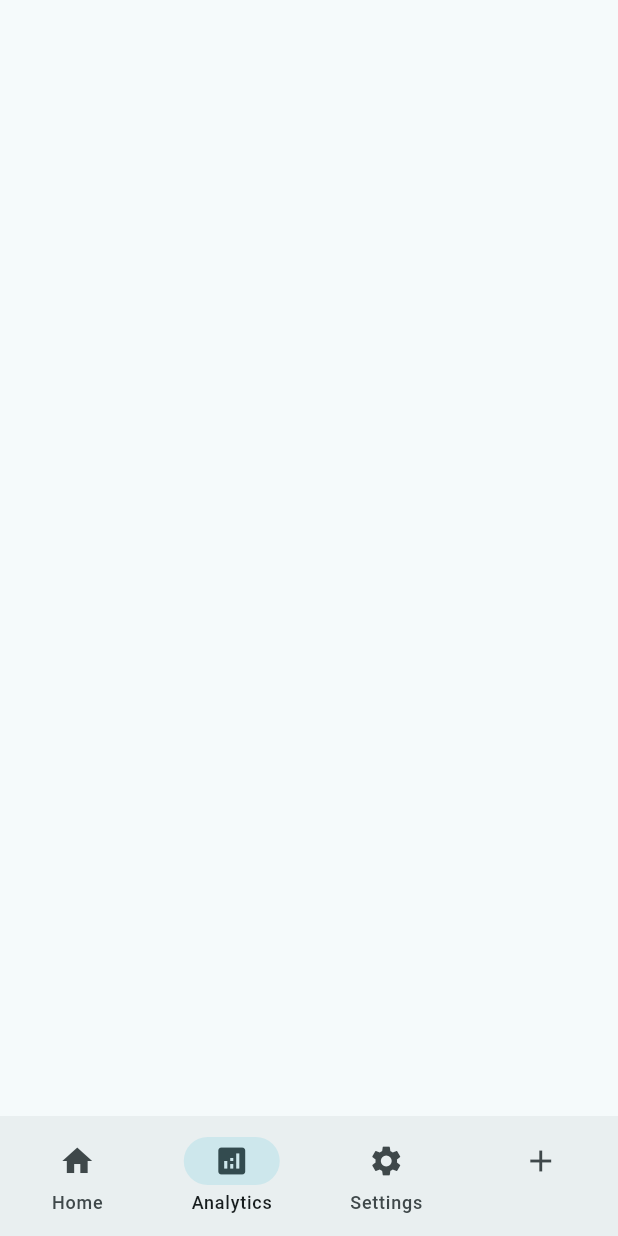
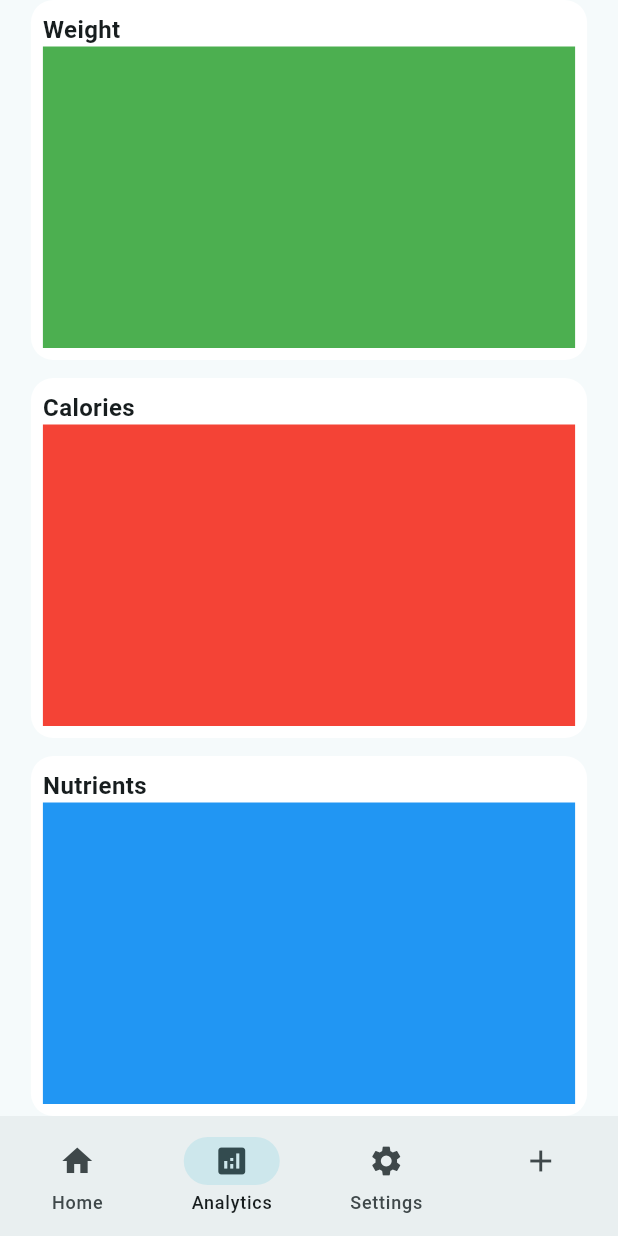
Before and after one commit to SameerAkita/mogulog, a Flutter app: the screen it shows after launch, item 2 of the bottom bar chosen, on a phone screen of 412 x 824 dp. Run offline on Flutter 3.47's test engine with Material 3 defaults, Android fonts, the phone set to English and light mode, and no system bars.

Commit message:
analytics page containers

```diff
--- a/lib/views/pages/analytics_page.dart
+++ b/lib/views/pages/analytics_page.dart
@@ -17,9 +17,80 @@ class _AnalyticsPageState extends State<AnalyticsPage> {
           widthFactor: 0.9,
           child: Column(
             children: [
-              Expanded(child: Container()),
-              Expanded(child: Container()),
-              Expanded(child: Container()),
+              Expanded(
+                child: Container(
+                  decoration: BoxDecoration(
+                    color: Colors.white,
+                    borderRadius: BorderRadius.circular(15),
+                  ),
+                  child: Padding(
+                    padding: const EdgeInsets.all(8.0),
+                    child: Column(
+                      crossAxisAlignment: CrossAxisAlignment.start,
+                      children: [
+                        Text(
+                          'Weight',
+                          style: TextStyle(
+                            fontSize: 16,
+                            fontWeight: FontWeight.w600,
+                          ),
+                        ),
+                        Expanded(child: Container(color: Colors.green)),
+                      ],
+                    ),
+                  ),
+                ),
+              ),
+              SizedBox(height: 12),
+              Expanded(
+                child: Container(
+                  decoration: BoxDecoration(
+                    color: Colors.white,
+                    borderRadius: BorderRadius.circular(15),
+                  ),
+                  child: Padding(
+                    padding: const EdgeInsets.all(8.0),
+                    child: Column(
+                      crossAxisAlignment: CrossAxisAlignment.start,
+                      children: [
+                        Text(
+                          'Calories',
+                          style: TextStyle(
+                            fontSize: 16,
+                            fontWeight: FontWeight.w600,
+                          ),
+                        ),
+                        Expanded(child: Container(color: Colors.red)),
+                      ],
+                    ),
+                  ),
+                ),
+              ),
+              SizedBox(height: 12),
+              Expanded(
+                child: Container(
+                  decoration: BoxDecoration(
+                    color: Colors.white,
+                    borderRadius: BorderRadius.circular(15),
+                  ),
+                  child: Padding(
+                    padding: const EdgeInsets.all(8.0),
+                    child: Column(
+                      crossAxisAlignment: CrossAxisAlignment.start,
+                      children: [
+                        Text(
+                          'Nutrients',
+                          style: TextStyle(
+                            fontSize: 16,
+                            fontWeight: FontWeight.w600,
+                          ),
+                        ),
+                        Expanded(child: Container(color: Colors.blue)),
+                      ],
+                    ),
+                  ),
+                ),
+              ),
             ],
           ),
         ),
```
